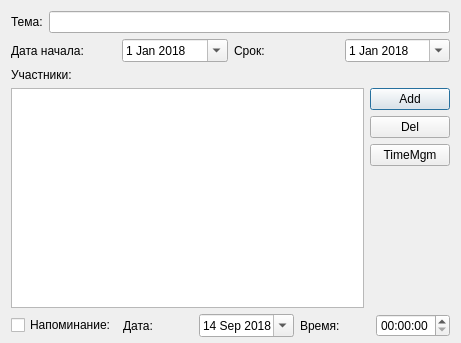
First picture: the form in gui/templates/task_edit.ui, repository geektasks/client, before the edit; both pictures show x 0 to 461 and y 0 to 343 of the 461 by 621 pixel window.
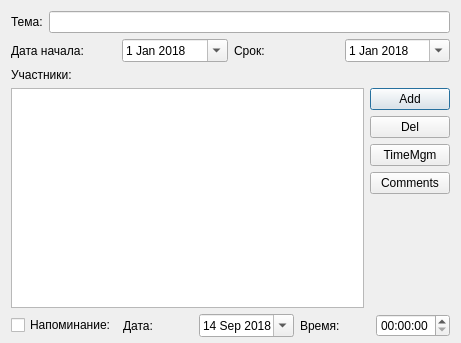
Second picture: the form after the edit.

What changed in the file:
```diff
--- a/gui/templates/task_edit.ui
+++ b/gui/templates/task_edit.ui
@@ -150,6 +150,13 @@
              </property>
             </widget>
            </item>
+           <item>
+            <widget class="QPushButton" name="comments">
+             <property name="text">
+              <string>Comments</string>
+             </property>
+            </widget>
+           </item>
            <item>
             <spacer name="verticalSpacer">
              <property name="orientation">
```
